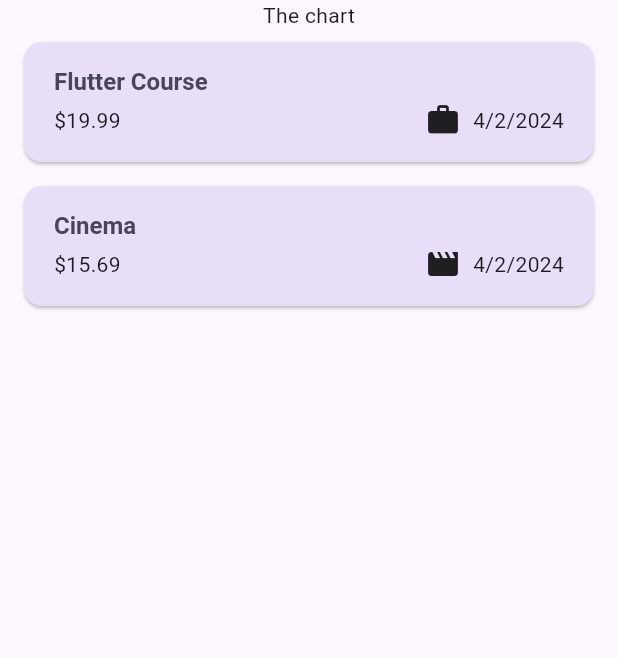
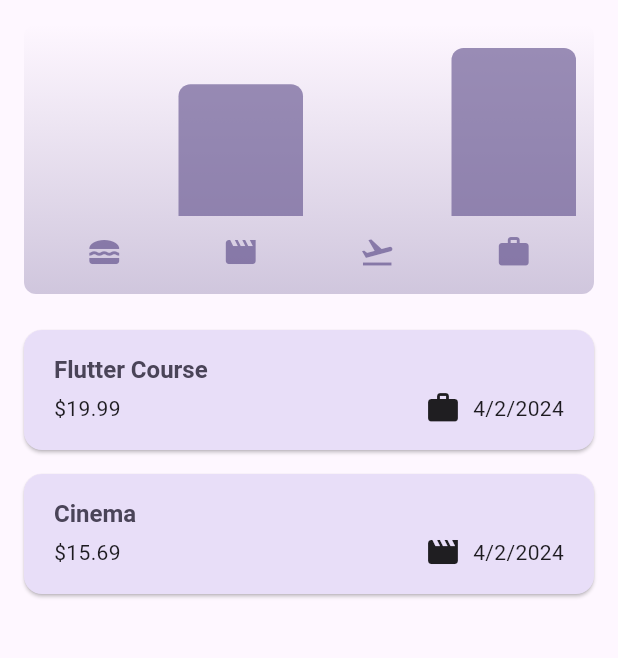
Before and after one commit to elvan/expense_tracker_app_flutter, a Flutter app: the screen it shows after launch, on a phone screen of 412 x 824 dp, the part 84-742 px from its top. Run offline on Flutter 3.47's test engine with Material 3 defaults, Android fonts, the phone set to English and light mode, and no system bars.

Commit message:
Introduce expense chart with dynamic categories
- Create `Chart` widget to display a visual representation of expenses by category
- Introduce `ChartBar` widget for individual category representation in the chart
- Utilizes `fill` to dynamically adjust the bar height based on expense proportion
- Integrate the `Chart` widget into the main `Expenses` widget, replacing the placeholder text
- Utilize `categoryIcons` for visual category identification in the chart
- Implement dark mode support for chart elements, adjusting colors accordingly
- This update enhances user experience by providing a quick visual summary of expenses distributed across different categories

```diff
--- /dev/null
+++ b/lib/widgets/chart/chart.dart
@@ -0,0 +1,94 @@
+import 'package:expense_tracker/models/expense.dart';
+import 'package:expense_tracker/widgets/chart/chart_bar.dart';
+import 'package:flutter/material.dart';
+
+class Chart extends StatelessWidget {
+  const Chart({super.key, required this.expenses});
+
+  final List<Expense> expenses;
+
+  List<ExpenseBucket> get buckets {
+    return [
+      ExpenseBucket.forCategory(expenses, Category.food),
+      ExpenseBucket.forCategory(expenses, Category.leisure),
+      ExpenseBucket.forCategory(expenses, Category.travel),
+      ExpenseBucket.forCategory(expenses, Category.work),
+    ];
+  }
+
+  double get maxTotalExpense {
+    double maxTotalExpense = 0;
+
+    for (final bucket in buckets) {
+      if (bucket.totalExpenses > maxTotalExpense) {
+        maxTotalExpense = bucket.totalExpenses;
+      }
+    }
+
+    return maxTotalExpense;
+  }
+
+  @override
+  Widget build(BuildContext context) {
+    final isDarkMode =
+        MediaQuery.of(context).platformBrightness == Brightness.dark;
+    return Container(
+      margin: const EdgeInsets.all(16),
+      padding: const EdgeInsets.symmetric(
+        vertical: 16,
+        horizontal: 8,
+      ),
+      width: double.infinity,
+      height: 180,
+      decoration: BoxDecoration(
+        borderRadius: BorderRadius.circular(8),
+        gradient: LinearGradient(
+          colors: [
+            Theme.of(context).colorScheme.primary.withOpacity(0.3),
+            Theme.of(context).colorScheme.primary.withOpacity(0.0)
+          ],
+          begin: Alignment.bottomCenter,
+          end: Alignment.topCenter,
+        ),
+      ),
+      child: Column(
+        children: [
+          Expanded(
+            child: Row(
+              crossAxisAlignment: CrossAxisAlignment.end,
+              children: [
+                for (final bucket in buckets) // alternative to map()
+                  ChartBar(
+                    fill: bucket.totalExpenses == 0
+                        ? 0
+                        : bucket.totalExpenses / maxTotalExpense,
+                  )
+              ],
+            ),
+          ),
+          const SizedBox(height: 12),
+          Row(
+            children: buckets // for ... in
+                .map(
+                  (bucket) => Expanded(
+                    child: Padding(
+                      padding: const EdgeInsets.symmetric(horizontal: 4),
+                      child: Icon(
+                        categoryIcons[bucket.category],
+                        color: isDarkMode
+                            ? Theme.of(context).colorScheme.secondary
+                            : Theme.of(context)
+                                .colorScheme
+                                .primary
+                                .withOpacity(0.7),
+                      ),
+                    ),
+                  ),
+                )
+                .toList(),
+          )
+        ],
+      ),
+    );
+  }
+}
--- /dev/null
+++ b/lib/widgets/chart/chart_bar.dart
@@ -0,0 +1,34 @@
+import 'package:flutter/material.dart';
+
+class ChartBar extends StatelessWidget {
+  const ChartBar({
+    super.key,
+    required this.fill,
+  });
+
+  final double fill;
+
+  @override
+  Widget build(BuildContext context) {
+    final isDarkMode =
+        MediaQuery.of(context).platformBrightness == Brightness.dark;
+    return Expanded(
+      child: Padding(
+        padding: const EdgeInsets.symmetric(horizontal: 4),
+        child: FractionallySizedBox(
+          heightFactor: fill, // 0 <> 1
+          child: DecoratedBox(
+            decoration: BoxDecoration(
+              shape: BoxShape.rectangle,
+              borderRadius:
+                  const BorderRadius.vertical(top: Radius.circular(8)),
+              color: isDarkMode
+                  ? Theme.of(context).colorScheme.secondary
+                  : Theme.of(context).colorScheme.primary.withOpacity(0.65),
+            ),
+          ),
+        ),
+      ),
+    );
+  }
+}
--- a/lib/widgets/expenses.dart
+++ b/lib/widgets/expenses.dart
@@ -1,4 +1,5 @@
 import 'package:expense_tracker/models/expense.dart';
+import 'package:expense_tracker/widgets/chart/chart.dart';
 import 'package:expense_tracker/widgets/expenses_list/expenses_list.dart';
 import 'package:expense_tracker/widgets/new_expense.dart';
 import 'package:flutter/material.dart';
@@ -89,7 +90,7 @@ class _ExpensesState extends State<Expenses> {
       ),
       body: Column(
         children: [
-          const Text('The chart'),
+          Chart(expenses: _registeredExpenses),
           Expanded(
             child: mainContent,
           ),
```
